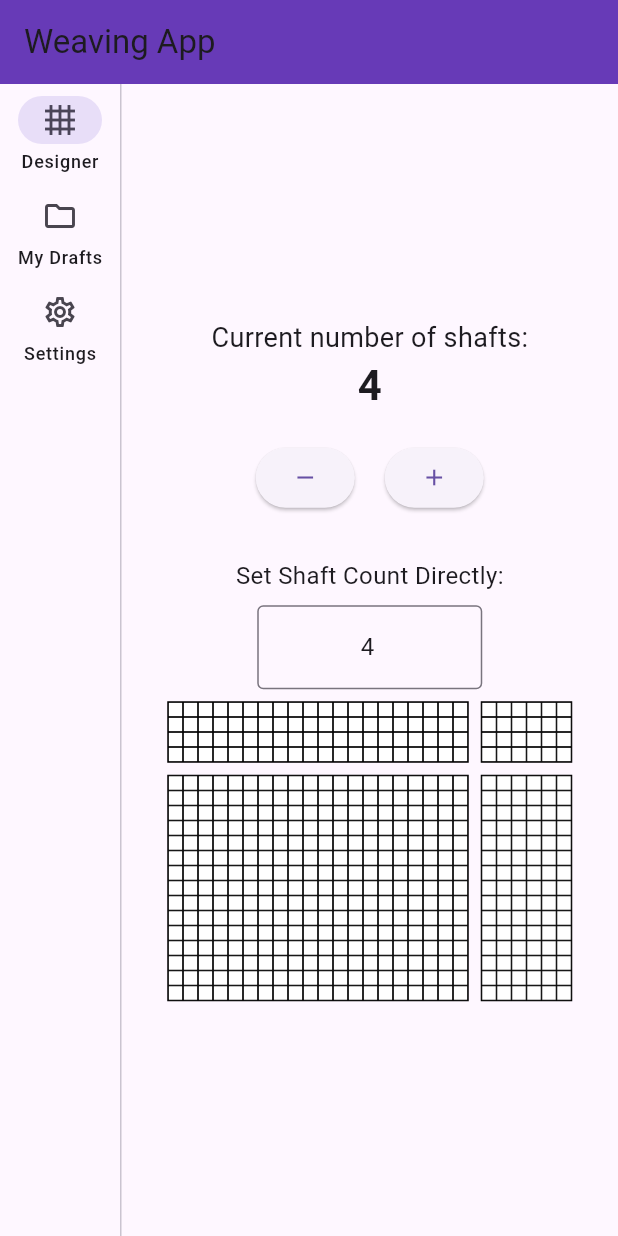
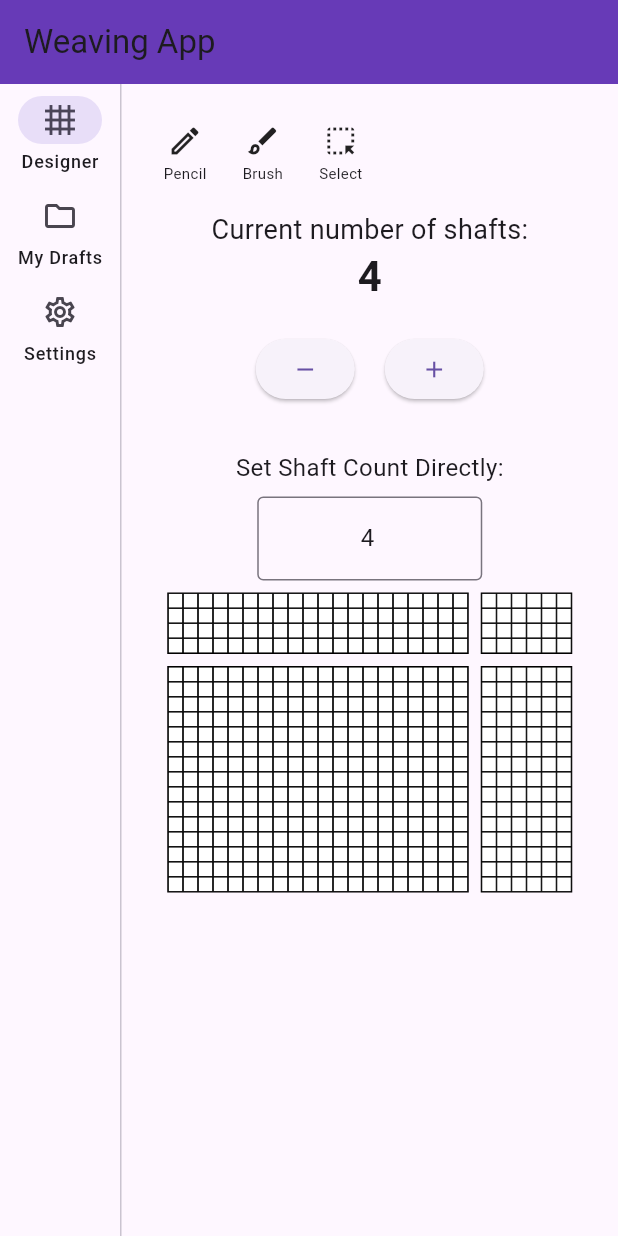
Before and after one commit to katkuskris/warpdrive_weaver, a Flutter app: the screen it shows after launch, on a phone screen of 412 x 824 dp. Run offline on Flutter 3.47's test engine with Material 3 defaults, Android fonts, the light colour scheme and no system bars.

Commit message:
initial toolbar present

```diff
--- a/lib/features/designer/presentation/designer.dart
+++ b/lib/features/designer/presentation/designer.dart
@@ -4,6 +4,7 @@ import 'package:warp_drive_weaver/features/designer/widgets/shaft_count_editor.d
 import 'package:warp_drive_weaver/features/designer/widgets/threading_grid.dart';
 import 'package:warp_drive_weaver/features/designer/widgets/tie_up_grid.dart';
 import 'package:warp_drive_weaver/features/designer/widgets/treadle_grid.dart';
+import 'package:warp_drive_weaver/features/designer/widgets/toolbar.dart';
 
 class DesignerScreen extends StatelessWidget {
   const DesignerScreen({super.key});
@@ -13,11 +14,19 @@ class DesignerScreen extends StatelessWidget {
     const double gridSpacing = 8.0;
 
     // Outer SingleChildScrollView for vertical scrolling of the whole page
-    return SingleChildScrollView(
+    return Column(
+      children: [
+        Toolbar(),
+        Expanded(
+          child: SingleChildScrollView(
             child: Padding(
-        padding: const EdgeInsets.all(8.0), // Padding for the whole scrollable area
+              padding: const EdgeInsets.all(
+                8.0,
+              ), // Padding for the whole scrollable area
               child: Column(
-          crossAxisAlignment: CrossAxisAlignment.center, // Center ShaftCountEditor and the grid block
+                crossAxisAlignment:
+                    CrossAxisAlignment
+                        .center, // Center ShaftCountEditor and the grid block
                 children: [
                   const ShaftCountEditor(),
                   const SizedBox(height: gridSpacing),
@@ -25,15 +34,12 @@ class DesignerScreen extends StatelessWidget {
                   SingleChildScrollView(
                     scrollDirection: Axis.horizontal,
                     child: Column(
-                // This inner Column is now the direct child of the horizontal scroll view.
-                // It doesn't need MainAxisAlignment.center if the content defines its height.
-                // CrossAxisAlignment.center will center the Rows if they are narrower
-                // than the intrinsic width of this Column (which is now determined by its content).
-                crossAxisAlignment: CrossAxisAlignment.center,
                       children: [
                         // First row of the 2x2 grid
                         Row(
-                    mainAxisSize: MainAxisSize.min, // Keep rows tight to their content
+                          mainAxisSize:
+                              MainAxisSize
+                                  .min, // Keep rows tight to their content
                           children: [
                             const ThreadingGrid(),
                             const SizedBox(width: gridSpacing),
@@ -43,7 +49,9 @@ class DesignerScreen extends StatelessWidget {
                         const SizedBox(height: gridSpacing),
                         // Second row of the 2x2 grid
                         Row(
-                    mainAxisSize: MainAxisSize.min, // Keep rows tight to their content
+                          mainAxisSize:
+                              MainAxisSize
+                                  .min, // Keep rows tight to their content
                           children: [
                             const PatternGrid(),
                             const SizedBox(width: gridSpacing),
@@ -56,6 +64,9 @@ class DesignerScreen extends StatelessWidget {
                 ],
               ),
             ),
+          ),
+        ),
+      ],
     );
   }
 }
--- /dev/null
+++ b/lib/features/designer/widgets/toolbar.dart
@@ -0,0 +1,128 @@
+import 'package:flutter/material.dart';
+// import 'package:provider/provider.dart'; // Not used in this version of Toolbar yet
+// import 'package:warp_drive_weaver/features/designer/notifiers/wif_notifier.dart'; // Not used
+
+class ToolbarItem {
+  final IconData icon;
+  final String name;
+  final String? label;
+  final VoidCallback onPressed;
+
+  ToolbarItem({
+    required this.icon,
+    required this.name,
+    this.label,
+    required this.onPressed,
+  });
+}
+
+class Toolbar extends StatelessWidget {
+  final double itemSpacing;
+  final double toolbarHeight; // Added property for height
+
+  // Made items a parameter for better reusability, but kept your default for now
+  final List<ToolbarItem> items;
+
+  Toolbar({
+    super.key,
+    List<ToolbarItem>? items, // Allow passing items
+    this.itemSpacing = 8.0,
+    this.toolbarHeight = 60.0, // Default toolbar height, make it configurable
+  }) : items = items ?? [ // Use provided items or default
+    ToolbarItem(
+      icon: Icons.edit_outlined,
+      name: "pencil",
+      label: "Pencil",
+      onPressed: () {
+        print("Pencil pressed");
+      },
+    ),
+    ToolbarItem(
+      icon: Icons.brush_outlined,
+      name: "brush",
+      label: "Brush",
+      onPressed: () {
+        print("Brush pressed");
+      },
+    ),
+    ToolbarItem(
+      icon: Icons.highlight_alt_outlined,
+      name: "select",
+      label: "Select",
+      onPressed: () {
+        print("Select pressed");
+      },
+    ),
+  ];
+
+  @override
+  Widget build(BuildContext context) {
+    // Wrap the ListView in a Container with a specific height
+    return Container(
+      height: toolbarHeight, // <<< APPLY THE HEIGHT HERE
+      // You might also want to set a background color for the toolbar area
+      // color: Theme.of(context).appBarTheme.backgroundColor ?? Colors.blueGrey,
+      child: ListView.separated(
+        padding: EdgeInsets.symmetric(horizontal: itemSpacing / 2), // Overall padding for the list
+        separatorBuilder: (BuildContext context, int index) {
+          return SizedBox(width: itemSpacing);
+        },
+        scrollDirection: Axis.horizontal,
+        itemCount: items.length,
+        itemBuilder: (BuildContext context, int index) {
+          final item = items[index];
+          // final toolManager = context.watch<ToolManager>(); // If you bring back selection
+          // final bool isSelected = item.name == toolManager.selectedToolName;
+
+          // You'll need to define iconSize, labelFontSize, and colors
+          // or pass them as parameters if you uncomment the styling.
+          const double iconSize = 24.0;
+          const double labelFontSize = 10.0;
+          // Color currentIconColor = isSelected ? Colors.blue : Colors.black;
+          // Color currentLabelColor = isSelected ? Colors.blue : Colors.black87;
+          Color currentIconColor = Theme.of(context).iconTheme.color ?? Colors.black;
+          Color currentLabelColor = Theme.of(context).textTheme.bodySmall?.color ?? Colors.black87;
+
+
+          return Tooltip(
+            message: item.label ?? item.name,
+            child: InkWell(
+              onTap: item.onPressed,
+              borderRadius: BorderRadius.circular(4.0),
+              child: Padding(
+                padding: EdgeInsets.symmetric(
+                  horizontal: itemSpacing, // A bit more spacing for each item
+                  vertical: 4.0, // Reduce vertical padding if toolbarHeight is small
+                ),
+                child: Column(
+                  mainAxisAlignment: MainAxisAlignment.center,
+                  crossAxisAlignment: CrossAxisAlignment.center,
+                  mainAxisSize: MainAxisSize.min,
+                  children: [
+                    Icon(
+                      item.icon,
+                      color: currentIconColor, // Apply a color
+                      size: iconSize, // Apply a size
+                    ),
+                    if (item.label != null && item.label!.isNotEmpty) ...[
+                      const SizedBox(height: 2.0), // Smaller space
+                      Text(
+                        item.label!,
+                        style: TextStyle(
+                          fontSize: labelFontSize, // Apply a font size
+                          color: currentLabelColor, // Apply a color
+                        ),
+                        overflow: TextOverflow.ellipsis,
+                        textAlign: TextAlign.center,
+                      ),
+                    ]
+                  ],
+                ),
+              ),
+            ),
+          );
+        },
+      ),
+    );
+  }
+}
```
Lines whose indentation alone changed are shown as unchanged.
